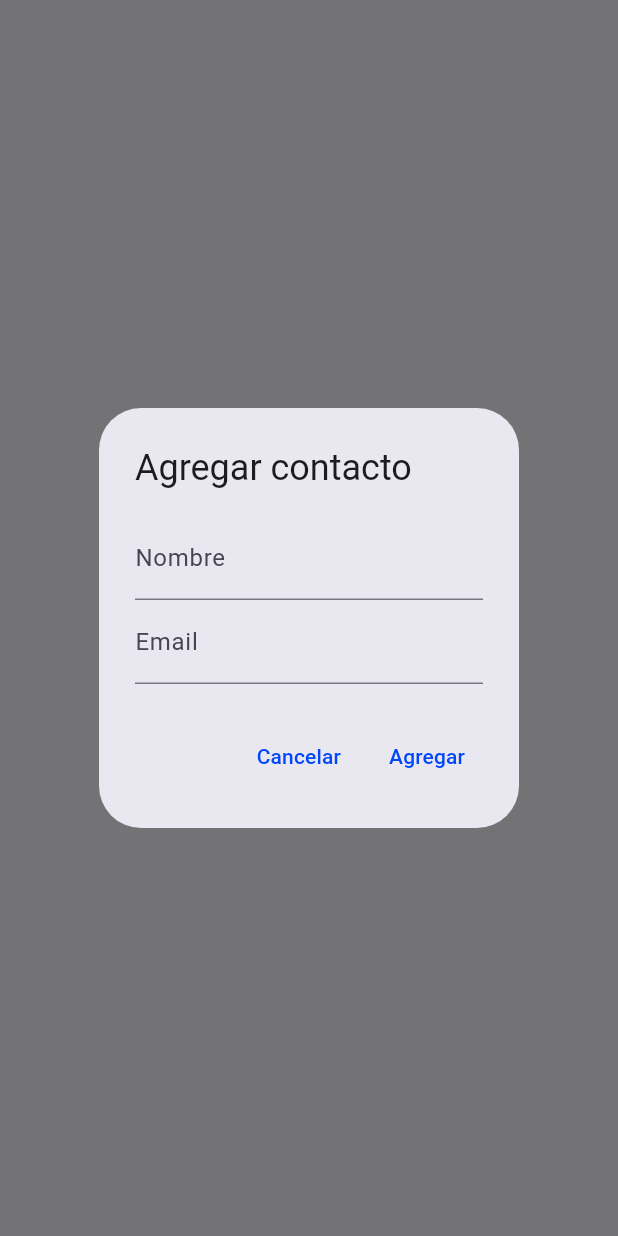
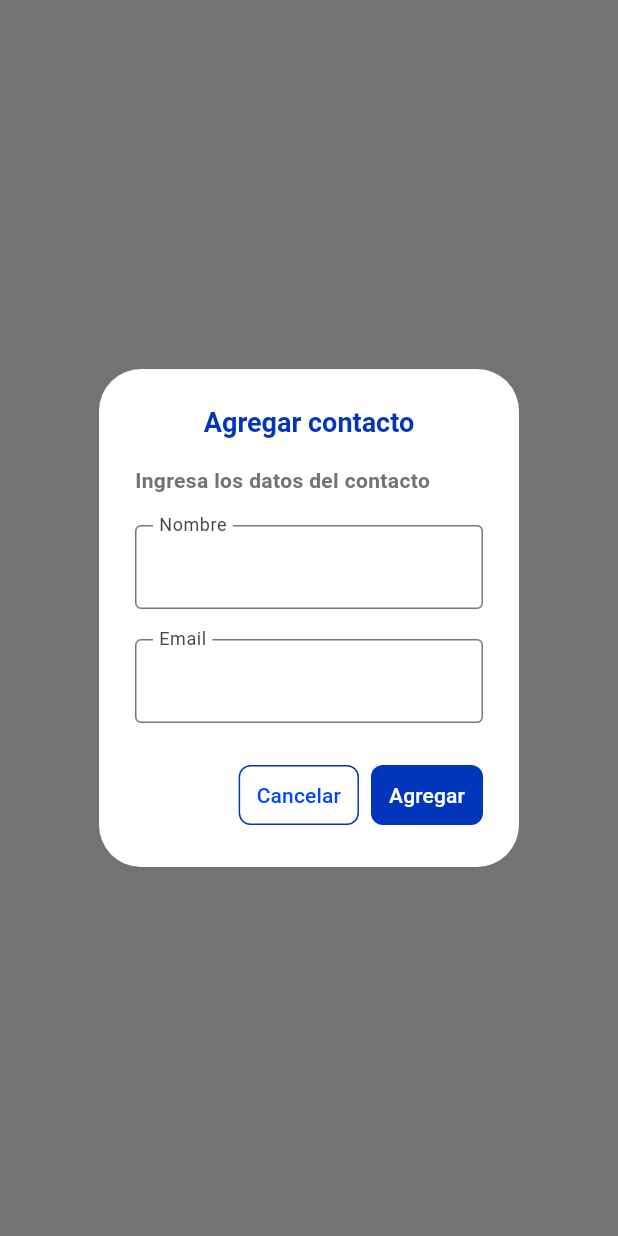
Before and after one commit to Jose-Maykol/EnviSense, a Flutter app: what show() shows on an empty page, opened directly, on a phone screen of 412 x 824 dp. Run offline on Flutter 3.47's test engine with Material 3 defaults, Android fonts, the light colour scheme and no system bars; our stand-ins replace cloud_firestore, firebase_auth, firebase_core, fl_chart, flutter_riverpod, google_sign_in and 2 more; accounts and stored records are empty; generated files the repository leaves out were written again; network calls fail.

Commit message:
REFACTOR: add contact modal UI enhancements

```diff
--- a/lib/view/contacts/modals/add_contact_modal.dart
+++ b/lib/view/contacts/modals/add_contact_modal.dart
@@ -1,5 +1,6 @@
 // ignore_for_file: use_build_context_synchronously, unused_result
 
+import 'package:airsense/constant/colors.dart';
 import 'package:airsense/providers/contact_provider.dart';
 import 'package:cloud_firestore/cloud_firestore.dart';
 import 'package:firebase_auth/firebase_auth.dart';
@@ -8,30 +9,54 @@ import 'package:flutter_riverpod/flutter_riverpod.dart';
 
 class AddContactModal {
   static void show(BuildContext context) {
-    String name = '';
-    String email = '';
-
     showDialog(
       context: context,
       builder: (BuildContext context) {
+        TextEditingController nameController = TextEditingController();
+        TextEditingController emailController = TextEditingController();
+
         return AlertDialog(
-          title: const Text('Agregar contacto'),
+          backgroundColor: AppColor.white,
+          title: const Text(
+            'Agregar contacto',
+            style: TextStyle(
+              fontSize: 18,
+              color: AppColor.blue500,
+              fontWeight: FontWeight.bold,
+            ),
+            textAlign: TextAlign.center,
+          ),
           content: SingleChildScrollView(
             child: Column(
               crossAxisAlignment: CrossAxisAlignment.start,
               mainAxisSize: MainAxisSize.min,
               children: [
+                const Text(
+                  'Ingresa los datos del contacto',
+                  style: TextStyle(
+                    fontSize: 14,
+                    color: AppColor.grey300,
+                    fontWeight: FontWeight.bold,
+                  ),
+                  textAlign: TextAlign.left,
+                ),
+                const SizedBox(height: 20),
                 TextFormField(
-                  decoration: const InputDecoration(labelText: 'Nombre'),
-                  onChanged: (value) {
-                    name = value;
-                  },
+                  controller: nameController,
+                  decoration: const InputDecoration(
+                    labelText: 'Nombre',
+                    floatingLabelBehavior: FloatingLabelBehavior.always,
+                    border: OutlineInputBorder(),
+                  ),
                 ),
+                const SizedBox(height: 20),
                 TextFormField(
-                  decoration: const InputDecoration(labelText: 'Email'),
-                  onChanged: (value) {
-                    email = value;
-                  },
+                  controller: emailController,
+                  decoration: const InputDecoration(
+                    labelText: 'Email',
+                    floatingLabelBehavior: FloatingLabelBehavior.always,
+                    border: OutlineInputBorder(),
+                  ),
                 ),
               ],
             ),
@@ -41,12 +66,25 @@ class AddContactModal {
               onPressed: () {
                 Navigator.pop(context); // Cierra el modal
               },
+              style: ButtonStyle(
+                shape: MaterialStateProperty.all<RoundedRectangleBorder>(
+                  RoundedRectangleBorder(
+                    side: const BorderSide(
+                      color: AppColor.blue500,
+                      width: 1,
+                    ),
+                    borderRadius: BorderRadius.circular(8.0),
+                  )
+                ),
+              ),
               child: const Text('Cancelar'),
             ),
             Consumer(
               builder: (context, ref, child) {
                 return TextButton(
                   onPressed: () async {
+                    String name = nameController.text;
+                    String email = emailController.text;
                     // Llama a la función para agregar el contacto en Firebase
                     User? user = FirebaseAuth.instance.currentUser;
                     // Agregar el nuevo contacto a Firebase
@@ -58,7 +96,32 @@ class AddContactModal {
                     ref.refresh(contactProvider);
                     Navigator.pop(context); // Cierra el modal
                   },
-                  child: const Text('Agregar'),
+                  style: ButtonStyle(
+                    backgroundColor: MaterialStateProperty.all(AppColor.blue500),
+                    overlayColor: MaterialStateProperty.resolveWith<Color?>(
+                      (Set<MaterialState> states) {
+                        if (states.contains(MaterialState.hovered)) {
+                          return AppColor.blue500.withOpacity(0.2);
+                        }
+                        if (states.contains(MaterialState.focused) ||
+                            states.contains(MaterialState.pressed)) {
+                          return AppColor.blue500.withOpacity(0.2);
+                        }
+                        return null; // Defer to the widget's default.
+                      },
+                    ),
+                    shape: MaterialStateProperty.all<RoundedRectangleBorder>(
+                      RoundedRectangleBorder(
+                        borderRadius: BorderRadius.circular(8.0),
+                      )
+                    ),
+                  ),
+                  child: const Text(
+                    'Agregar',
+                    style: TextStyle(
+                      color: AppColor.white,
+                    ),
+                  ),
                 );
               },
             ),
```
